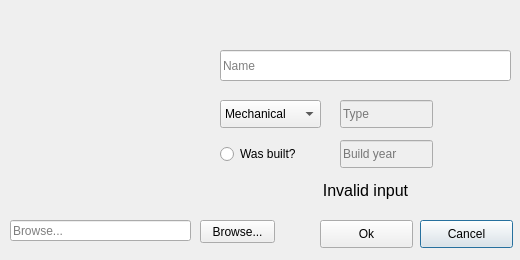
First picture: the form in addcomputerdialog.ui, repository gudmundurb/H22, before the edit.
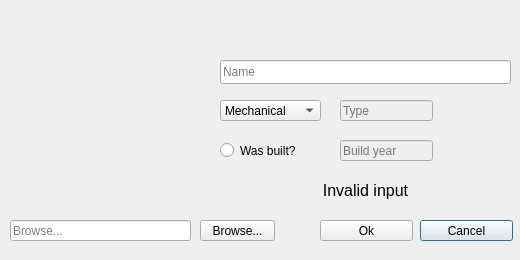
Second picture: the form after the edit. Icons and pictures are not drawn.

Commit message: show image

What changed in the file:
```diff
--- a/addcomputerdialog.ui
+++ b/addcomputerdialog.ui
@@ -32,13 +32,16 @@
    <iconset resource="resources.qrc">
     <normaloff>:/icons/computer2.png</normaloff>:/icons/computer2.png</iconset>
   </property>
+  <property name="sizeGripEnabled">
+   <bool>false</bool>
+  </property>
   <widget class="QLineEdit" name="InputComputerName">
    <property name="geometry">
     <rect>
      <x>220</x>
-     <y>50</y>
+     <y>60</y>
      <width>291</width>
-     <height>31</height>
+     <height>24</height>
     </rect>
    </property>
    <property name="text">
@@ -57,7 +60,7 @@
      <x>340</x>
      <y>140</y>
      <width>93</width>
-     <height>28</height>
+     <height>21</height>
     </rect>
    </property>
    <property name="text">
@@ -73,7 +76,7 @@
      <x>220</x>
      <y>100</y>
      <width>101</width>
-     <height>28</height>
+     <height>21</height>
     </rect>
    </property>
    <item>
@@ -108,7 +111,7 @@
      <x>420</x>
      <y>220</y>
      <width>93</width>
-     <height>28</height>
+     <height>21</height>
     </rect>
    </property>
    <property name="text">
@@ -121,7 +124,7 @@
      <x>320</x>
      <y>220</y>
      <width>93</width>
-     <height>28</height>
+     <height>21</height>
     </rect>
    </property>
    <property name="text">
@@ -134,7 +137,7 @@
      <x>220</x>
      <y>140</y>
      <width>101</width>
-     <height>28</height>
+     <height>21</height>
     </rect>
    </property>
    <property name="text">
@@ -150,7 +153,7 @@
      <x>340</x>
      <y>100</y>
      <width>93</width>
-     <height>28</height>
+     <height>21</height>
     </rect>
    </property>
    <property name="placeholderText">
@@ -213,7 +216,7 @@
      <x>200</x>
      <y>220</y>
      <width>75</width>
-     <height>23</height>
+     <height>21</height>
     </rect>
    </property>
    <property name="text">
```
Left out of the diff: 6 changed lines with no effect on the pictures. The commit also changes 2 other files.
